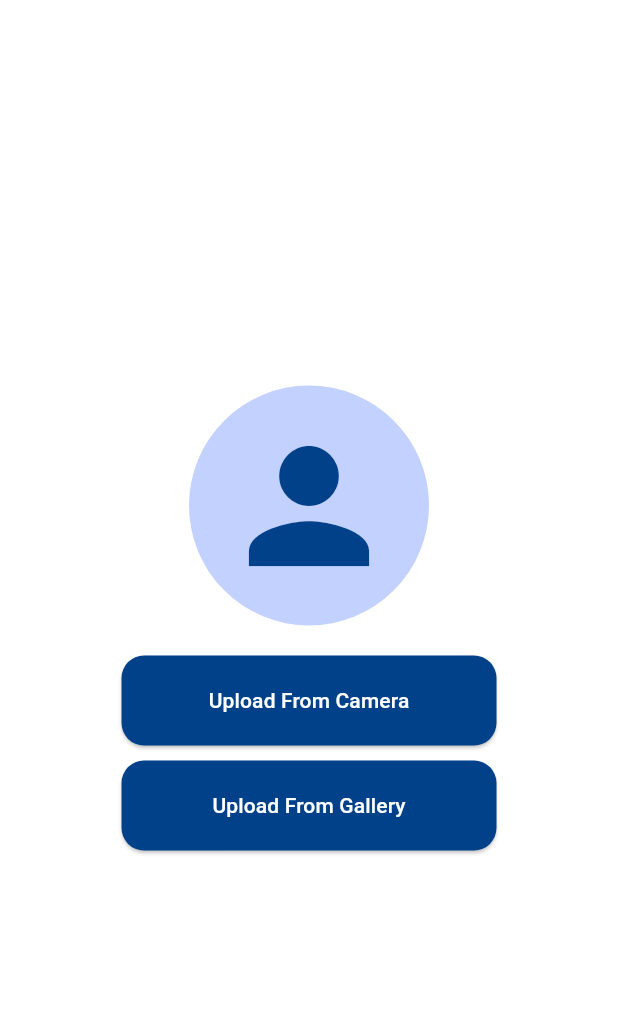
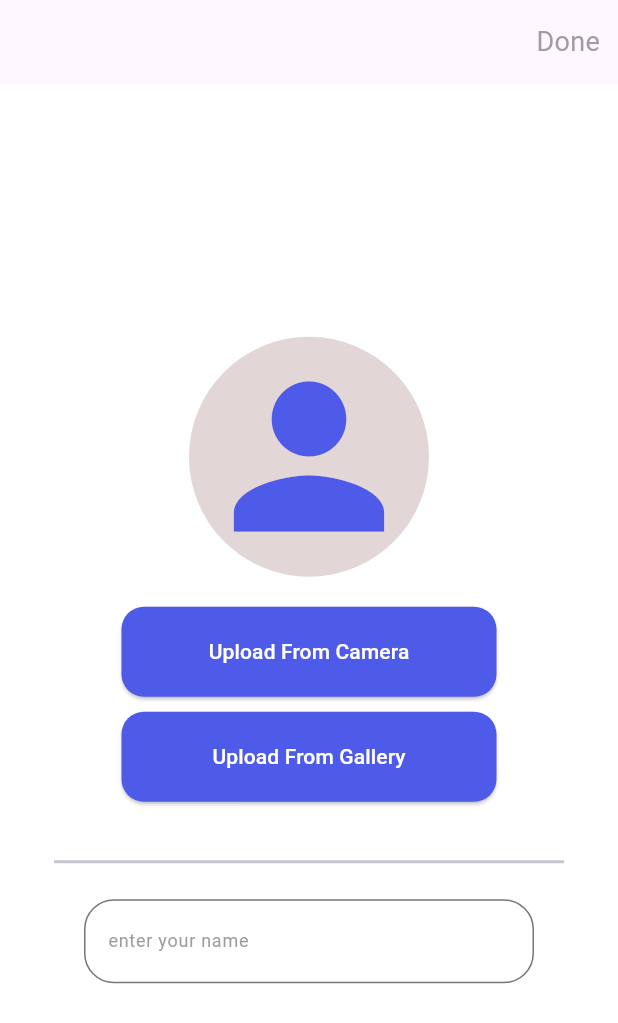
Before and after one commit to Abdo-Elkholy/TASKATI, a Flutter app: the screen it shows after launch, on a phone screen of 412 x 824 dp. Shown: the top 1023 px of the screen. Run offline on Flutter 3.47's test engine with Material 3 defaults, Android fonts, the phone set to English and light mode, and no system bars; our stand-ins replace image_picker, lottie.

Commit message:
add home screen

```diff
--- a/lib/screens/auth_screen.dart
+++ b/lib/screens/auth_screen.dart
@@ -1,11 +1,12 @@
 import 'dart:io';
-
-import 'package:flutter/cupertino.dart';
 import 'package:flutter/material.dart';
 import 'package:image_picker/image_picker.dart';
+import 'package:taskati/screens/home_screen.dart';
 import 'package:taskati/widgets/app_button.dart';
 
 class AuthScreen extends StatefulWidget {
+  const AuthScreen({super.key});
+
   @override
   State<AuthScreen> createState() => _AuthScreenState();
 }
@@ -14,18 +15,23 @@ class _AuthScreenState extends State<AuthScreen> {
   final ImagePicker picker = ImagePicker();
   XFile? photo;
   XFile? image;
+  String? userName;
+  final TextEditingController name =
+      TextEditingController();
 
-  void OpenCamera() async {
+  void openCamera() async {
     photo = await picker.pickImage(
       source: ImageSource.camera,
     );
+    image = null;
     setState(() {});
   }
 
-  void OpenGallery() async {
+  void openGallery() async {
     image = await picker.pickImage(
       source: ImageSource.gallery,
     );
+    photo = null;
     setState(() {});
   }
 
@@ -33,42 +39,134 @@ class _AuthScreenState extends State<AuthScreen> {
   Widget build(BuildContext context) {
     return Scaffold(
       backgroundColor: Colors.white,
+      appBar: AppBar(
+        actions: [
+          Padding(
+            padding: const EdgeInsets.only(right: 12),
+            child: Visibility(
+              visible: name.text == "",
+              replacement: InkWell(
+                child: Text(
+                  "Done",
+                  style: TextStyle(
+                    color: Color(0xff4E5AE8),
+                    fontSize: 18,
+                  ),
+                ),
+                onTap: () {
+                  String s = name.text;
+                  Navigator.pushAndRemoveUntil(
+                    context,
+                    MaterialPageRoute(
+                      builder: (c) => HomeScreen(
+                        name: s,
+                        userPhoto: photo ?? image ?? null,
+                      ),
+                    ),
+                    (e) => true,
+                  );
+                },
+              ),
+              child: Text(
+                "Done",
+                style: TextStyle(
+                  color: Colors.grey,
+                  fontSize: 18,
+                ),
+              ),
+            ),
+          ),
+        ],
+      ),
       body: Center(
+        child: SingleChildScrollView(
           child: Column(
             mainAxisAlignment: MainAxisAlignment.center,
+
             children: [
-            photo == null && image == null
-                ? CircleAvatar(
-                    backgroundColor: Color(0xFFC3D1FF),
+              Visibility(
+                visible: photo == null && image == null,
+                replacement: Stack(
+                  alignment: AlignmentDirectional(1.2, 1.2),
+                  children: [
+                    CircleAvatar(
+                      radius: 80,
+                      backgroundImage: photo != null
+                          ? FileImage(File(photo!.path))
+                          : (image != null
+                                ? FileImage(
+                                    File(image!.path),
+                                  )
+                                : null),
+                    ),
+                    IconButton(
+                      onPressed: () {
+                        photo = null;
+                        image = null;
+                        setState(() {});
+                      },
+                      icon: Icon(
+                        Icons.close_rounded,
+                        color: Color(0xffFF8746),
+                        size: 30,
+                      ),
+                    ),
+                  ],
+                ),
+                child: CircleAvatar(
+                  backgroundColor: Color(0xffe3d6d6),
                   radius: 80,
                   child: Icon(
-                      color: Color(0xFF00418A),
+                    color: Color(0xFF4E5AE8),
                     Icons.person,
-                      size: 120,
+                    size: 150,
                   ),
-                  )
-                : CircleAvatar(
-                    backgroundColor: Color(0xFFC3D1FF),
-                    radius: 80,
-                    backgroundImage: photo != null
-                        ? Image.file(
-                            File(photo!.path),
-                          ).image
-                        : Image.file(
-                            File(image!.path),
-                          ).image,
+                ),
               ),
               SizedBox(height: 20),
               AppButton(
                 data: "Upload From Camera",
-              onClick: OpenCamera,
+                onClick: openCamera,
               ),
               SizedBox(height: 10),
               AppButton(
                 data: "Upload From Gallery",
-              onClick: OpenGallery,
+                onClick: openGallery,
+              ),
+              SizedBox(height: 15),
+              SizedBox(
+                width: 340,
+                child: Divider(height: 50, thickness: 2),
+              ),
+              SizedBox(
+                width: 300,
+                child: TextFormField(
+                  controller: name,
+
+                  onTapOutside: (value) {
+                    FocusScope.of(context).unfocus();
+                  },
+                  decoration: InputDecoration(
+                    focusedBorder: OutlineInputBorder(
+                      borderSide: BorderSide(
+                        color: Color(0xFF00418A),
+                      ),
+                    ),
+                    border: OutlineInputBorder(
+                      borderRadius: BorderRadius.circular(
+                        20,
+                      ),
+                    ),
+                    label: Text("enter your name"),
+                    labelStyle: TextStyle(
+                      fontSize: 12,
+                      color: Colors.grey,
+                    ),
+                  ),
+                ),
               ),
             ],
+          ),
         ),
       ),
     );
--- a/lib/screens/splash_screen.dart
+++ b/lib/screens/splash_screen.dart
@@ -1,9 +1,10 @@
-import 'package:flutter/cupertino.dart';
 import 'package:flutter/material.dart';
 import 'package:lottie/lottie.dart';
 import 'package:taskati/screens/auth_screen.dart';
 
 class SplashScreen extends StatefulWidget {
+  const SplashScreen({super.key});
+
   @override
   State<SplashScreen> createState() => _SplashScreenState();
 }
@@ -57,7 +58,7 @@ class _SplashScreenState extends State<SplashScreen> {
     );
   }
 
-  /****/
+  /// *
 
   void nextscreen() {
     Future.delayed(Duration(seconds: 2), () {
--- a/lib/widgets/app_button.dart
+++ b/lib/widgets/app_button.dart
@@ -12,7 +12,7 @@ class AppButton extends StatelessWidget {
     return ElevatedButton(
       onPressed: onClick,
       style: ElevatedButton.styleFrom(
-        backgroundColor: Color(0xFF00418A),
+        backgroundColor: Color(0xFF4E5AE8),
         minimumSize: Size(250, 60),
         shape: RoundedRectangleBorder(
           borderRadius: BorderRadius.circular(15),
```
Also changed, not shown: lib/screens/home_screen.dart (added, +461 -0 lines). Lines whose indentation alone changed are shown as unchanged.
